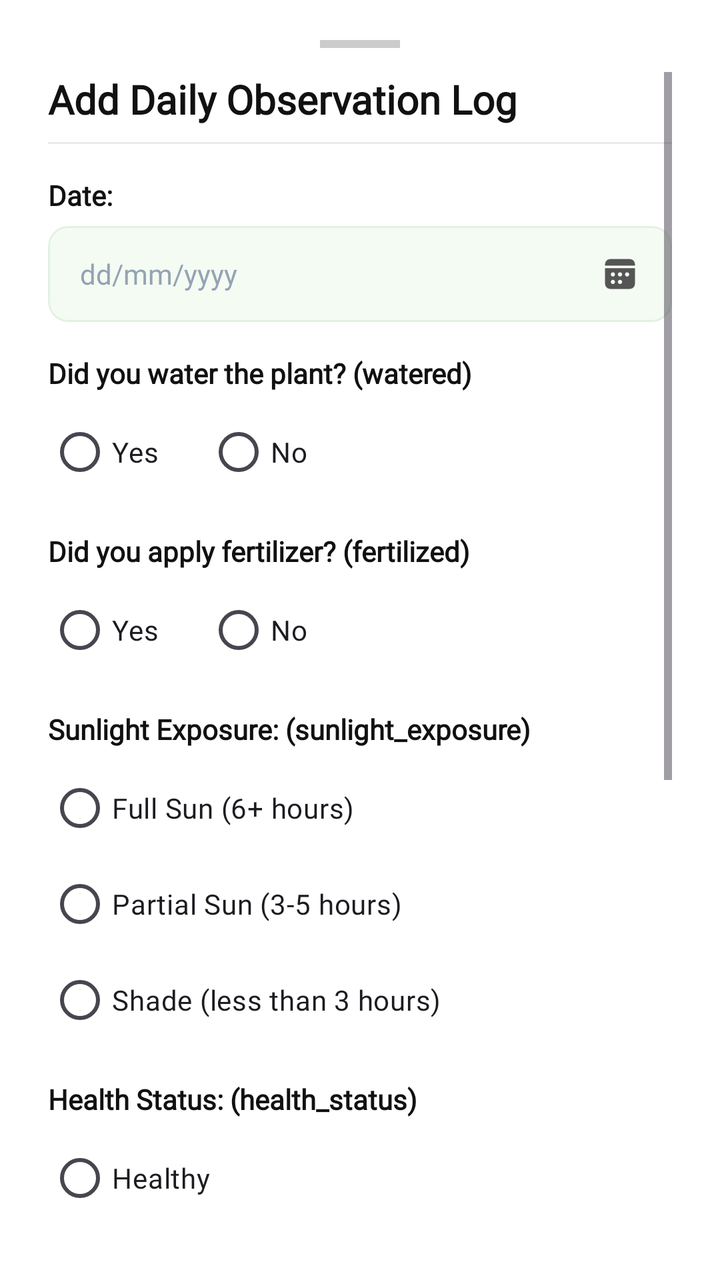
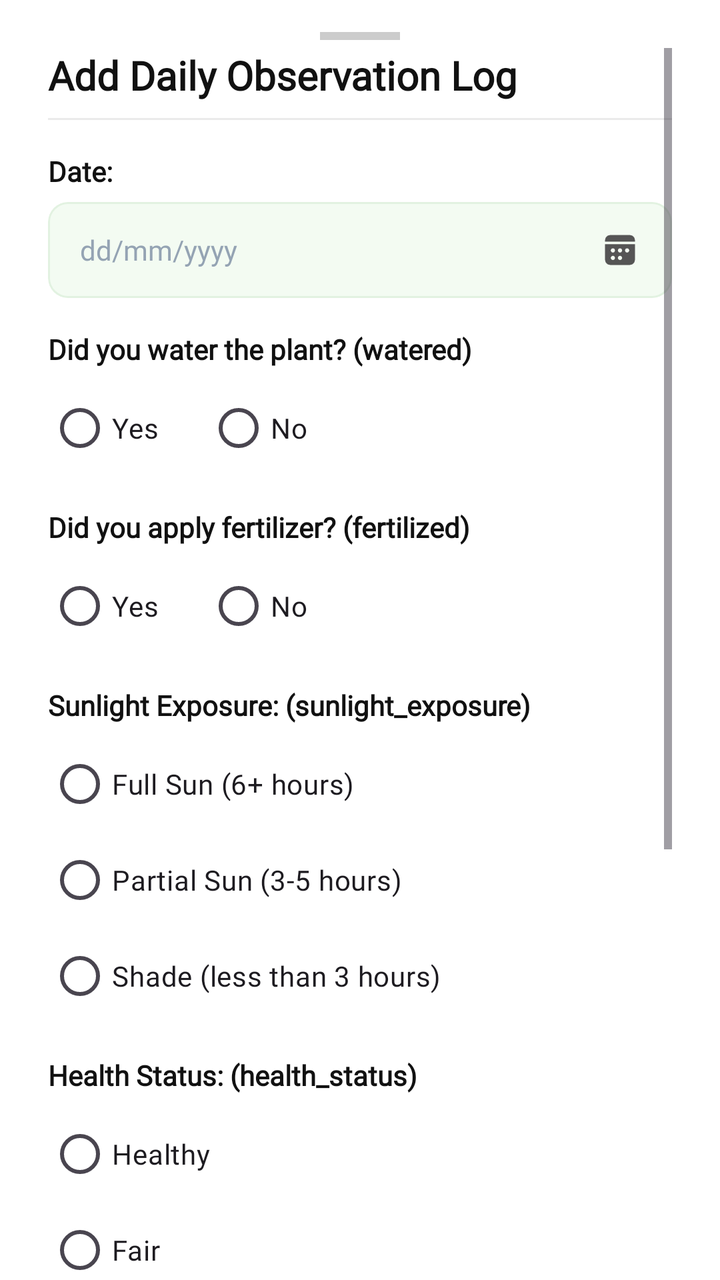

The first picture is an Android layout as it rendered before a commit; the second is the same layout after the commit. The layout source and the unified diff follow.
<!-- AndroidManifest.xml: application theme Theme.SmartGrow -->
<!-- res/layout/dialog_add_log_sheet.xml -->
<?xml version="1.0" encoding="utf-8"?>
<androidx.constraintlayout.widget.ConstraintLayout
    xmlns:android="http://schemas.android.com/apk/res/android"
    xmlns:app="http://schemas.android.com/apk/res-auto"
    android:layout_width="match_parent"
    android:layout_height="wrap_content"
    android:background="@drawable/bg_bottom_sheet_rounded"
    android:paddingTop="20dp"
    android:paddingBottom="24dp"
    android:paddingHorizontal="24dp">

    <View
        android:id="@+id/view_log_drag_handle"
        android:layout_width="40dp"
        android:layout_height="4dp"
        android:background="#CCCCCC"
        app:layout_constraintTop_toTopOf="parent"
        app:layout_constraintEnd_toEndOf="parent"
        app:layout_constraintStart_toStartOf="parent" />

    <androidx.core.widget.NestedScrollView
        android:layout_width="match_parent"
        android:layout_height="wrap_content"
        android:layout_marginTop="12dp"
        android:scrollbars="vertical"
        android:fadeScrollbars="true"
        app:layout_constrainedHeight="true"
        app:layout_behavior="@string/bottom_sheet_behavior"
        app:layout_constraintTop_toBottomOf="@id/view_log_drag_handle"
        app:layout_constraintBottom_toBottomOf="parent">

        <LinearLayout
            android:layout_width="match_parent"
            android:layout_height="wrap_content"
            android:orientation="vertical"
            android:paddingBottom="16dp">

            <TextView
                android:layout_width="wrap_content"
                android:layout_height="wrap_content"
                android:text="Add Daily Observation Log"
                android:textSize="20sp"
                android:textStyle="bold"
                android:textColor="#111111"
                android:fontFamily="@font/poppins" />

            <View
                android:layout_width="match_parent"
                android:layout_height="1dp"
                android:background="#EAEAEA"
                android:layout_marginTop="8dp"
                android:layout_marginBottom="16dp" />

            <TextView
                android:layout_width="wrap_content"
                android:layout_height="wrap_content"
                android:text="Date:"
                android:textStyle="bold"
                android:textColor="#111111"
                android:textSize="14sp"
                android:fontFamily="@font/poppins" />

            <com.google.android.material.card.MaterialCardView
                android:layout_width="match_parent"
                android:layout_height="48dp"
                android:layout_marginTop="6dp"
                app:cardCornerRadius="10dp"
                app:cardElevation="0dp"
                app:cardBackgroundColor="#F3FBF2"
                app:strokeWidth="1dp"
                app:strokeColor="#E2F2E1">
                <RelativeLayout
                    android:layout_width="match_parent"
                    android:layout_height="match_parent"
                    android:paddingHorizontal="16dp">
                    <EditText
                        android:id="@+id/et_log_date"
                        android:layout_width="match_parent"
                        android:layout_height="match_parent"
                        android:layout_toLeftOf="@id/img_log_calendar_icon"
                        android:background="@android:color/transparent"
                        android:hint="dd/mm/yyyy"
                        android:textColorHint="#94A3B3"
                        android:textColor="#111111"
                        android:textSize="14sp"
                        android:focusable="false"
                        android:clickable="true"
                        android:fontFamily="@font/poppins" />
                    <ImageView
                        android:id="@+id/img_log_calendar_icon"
                        android:layout_width="20dp"
                        android:layout_height="20dp"
                        android:layout_alignParentRight="true"
                        android:layout_centerVertical="true"
                        android:src="@drawable/ic_calendar_gray"
                        app:tint="#555555" />
                </RelativeLayout>
            </com.google.android.material.card.MaterialCardView>

            <TextView
                android:layout_width="wrap_content"
                android:layout_height="wrap_content"
                android:text="Did you water the plant? (watered)"
                android:textStyle="bold"
                android:textColor="#111111"
                android:textSize="14sp"
                android:fontFamily="@font/poppins"
                android:layout_marginTop="16dp" />

            <RadioGroup
                android:id="@+id/rg_log_watered"
                android:layout_width="match_parent"
                android:layout_height="wrap_content"
                android:orientation="horizontal"
                android:layout_marginTop="6dp">
                <RadioButton
                    android:id="@+id/rb_water_yes"
                    android:layout_width="wrap_content"
                    android:layout_height="wrap_content"
                    android:text="Yes"
                    android:fontFamily="@font/poppins"
                    android:textSize="14sp"
                    android:layout_marginRight="24dp"
                    android:buttonTint="#0C6211" />
                <RadioButton
                    android:id="@+id/rb_water_no"
                    android:layout_width="wrap_content"
                    android:layout_height="wrap_content"
                    android:text="No"
                    android:fontFamily="@font/poppins"
                    android:textSize="14sp"
                    android:buttonTint="#0C6211" />
            </RadioGroup>

            <TextView
                android:layout_width="wrap_content"
                android:layout_height="wrap_content"
                android:text="Did you apply fertilizer? (fertilized)"
                android:textStyle="bold"
                android:textColor="#111111"
                android:textSize="14sp"
                android:fontFamily="@font/poppins"
                android:layout_marginTop="16dp" />

            <RadioGroup
                android:id="@+id/rg_log_fertilized"
                android:layout_width="match_parent"
                android:layout_height="wrap_content"
                android:orientation="horizontal"
                android:layout_marginTop="6dp">
                <RadioButton
                    android:id="@+id/rb_fertilizer_yes"
                    android:layout_width="wrap_content"
                    android:layout_height="wrap_content"
                    android:text="Yes"
                    android:fontFamily="@font/poppins"
                    android:textSize="14sp"
                    android:layout_marginRight="24dp"
                    android:buttonTint="#0C6211" />
                <RadioButton
                    android:id="@+id/rb_fertilizer_no"
                    android:layout_width="wrap_content"
                    android:layout_height="wrap_content"
                    android:text="No"
                    android:fontFamily="@font/poppins"
                    android:textSize="14sp"
                    android:buttonTint="#0C6211" />
            </RadioGroup>

            <TextView
                android:layout_width="wrap_content"
                android:layout_height="wrap_content"
                android:text="Sunlight Exposure: (sunlight_exposure)"
                android:textStyle="bold"
                android:textColor="#111111"
                android:textSize="14sp"
                android:fontFamily="@font/poppins"
                android:layout_marginTop="16dp" />

            <RadioGroup
                android:id="@+id/rg_log_sunlight"
                android:layout_width="match_parent"
                android:layout_height="wrap_content"
                android:layout_marginTop="6dp">
                <RadioButton
                    android:id="@+id/rb_sun_full"
                    android:layout_width="match_parent"
                    android:layout_height="wrap_content"
                    android:text="Full Sun (6+ hours)"
                    android:fontFamily="@font/poppins"
                    android:textSize="14sp"
                    android:buttonTint="#0C6211" />
                <RadioButton
                    android:id="@+id/rb_sun_partial"
                    android:layout_width="match_parent"
                    android:layout_height="wrap_content"
                    android:text="Partial Sun (3-5 hours)"
                    android:fontFamily="@font/poppins"
                    android:textSize="14sp"
                    android:buttonTint="#0C6211" />
                <RadioButton
                    android:id="@+id/rb_sun_shade"
                    android:layout_width="match_parent"
                    android:layout_height="wrap_content"
                    android:text="Shade (less than 3 hours)"
                    android:fontFamily="@font/poppins"
                    android:textSize="14sp"
                    android:buttonTint="#0C6211" />
            </RadioGroup>

            <TextView
                android:layout_width="wrap_content"
                android:layout_height="wrap_content"
                android:text="Health Status: (health_status)"
                android:textStyle="bold"
                android:textColor="#111111"
                android:textSize="14sp"
                android:fontFamily="@font/poppins"
                android:layout_marginTop="16dp" />

            <RadioGroup
                android:id="@+id/rg_log_health"
                android:layout_width="match_parent"
                android:layout_height="wrap_content"
                android:layout_marginTop="6dp">
                <RadioButton
                    android:id="@+id/rb_health_healthy"
                    android:layout_width="match_parent"
                    android:layout_height="wrap_content"
                    android:text="Healthy"
                    android:fontFamily="@font/poppins"
                    android:textSize="14sp"
                    android:buttonTint="#0C6211" />
                <RadioButton
                    android:id="@+id/rb_health_fair"
                    android:layout_width="match_parent"
                    android:layout_height="wrap_content"
                    android:text="Fair"
                    android:fontFamily="@font/poppins"
                    android:textSize="14sp"
                    android:buttonTint="#0C6211" />
                <RadioButton
                    android:id="@+id/rb_health_attention"
                    android:layout_width="match_parent"
                    android:layout_height="wrap_content"
                    android:text="Needs Attention"
                    android:fontFamily="@font/poppins"
                    android:textSize="14sp"
                    android:buttonTint="#0C6211" />
                <RadioButton
                    android:id="@+id/rb_health_critical"
                    android:layout_width="match_parent"
                    android:layout_height="wrap_content"
                    android:text="Critical"
                    android:fontFamily="@font/poppins"
                    android:textSize="14sp"
                    android:buttonTint="#0C6211" />
            </RadioGroup>

            <TextView
                android:layout_width="wrap_content"
                android:layout_height="wrap_content"
                android:text="Notes (Optional): (notes)"
                android:textStyle="bold"
                android:textColor="#111111"
                android:textSize="14sp"
                android:fontFamily="@font/poppins"
                android:layout_marginTop="16dp" />

            <com.google.android.material.card.MaterialCardView
                android:layout_width="match_parent"
                android:layout_height="100dp"
                android:layout_marginTop="6dp"
                app:cardCornerRadius="10dp"
                app:cardElevation="0dp"
                app:cardBackgroundColor="#F3FBF2"
                app:strokeWidth="1dp"
                app:strokeColor="#E2F2E1">
                <EditText
                    android:id="@+id/et_log_notes"
                    android:layout_width="match_parent"
                    android:layout_height="match_parent"
                    android:background="@android:color/transparent"
                    android:hint="Any observations about your plant..."
                    android:textColorHint="#94A3B3"
                    android:textColor="#111111"
                    android:textSize="14sp"
                    android:fontFamily="@font/poppins"
                    android:padding="12dp"
                    android:gravity="top|left"
                    android:inputType="textMultiLine" />
            </com.google.android.material.card.MaterialCardView>

            <com.google.android.material.button.MaterialButton
                android:id="@+id/btn_submit_log"
                android:layout_width="wrap_content"
                android:layout_height="48dp"
                android:layout_marginTop="24dp"
                android:layout_gravity="end"
                android:text="Add Log"
                android:textAllCaps="false"
                android:textColor="#FFFFFF"
                android:textSize="15sp"
                android:textStyle="bold"
                android:fontFamily="@font/poppins"
                android:paddingHorizontal="32dp"
                app:backgroundTint="#0C6211"
                app:cornerRadius="10dp" />

        </LinearLayout>
    </androidx.core.widget.NestedScrollView>

</androidx.constraintlayout.widget.ConstraintLayout>
<!-- resources referenced by this layout -->
<resources>
  <!-- drawable bg_bottom_sheet_rounded (drawable) -->
  <?xml version="1.0" encoding="utf-8"?>
  <shape xmlns:android="http://schemas.android.com/apk/res/android">
      <solid android:color="#FFFFFF" />
      <corners
          android:topLeftRadius="24dp"
          android:topRightRadius="24dp" />
  </shape>
  <!-- drawable ic_calendar_gray: png bitmap (drawable, 1434 bytes) -->
  <style name="Theme.SmartGrow" parent="Base.Theme.SmartGrow" />
  <style name="Base.Theme.SmartGrow" parent="Theme.Material3.DayNight.NoActionBar">
          <item name="android:windowBackground">@android:color/white</item>
          <item name="android:windowDisablePreview">true</item>
          <item name="android:statusBarColor">#0C6211</item>
          <item name="android:windowLightStatusBar" tools:targetApi="m">false</item>
      </style>
</resources>

<!-- the commit's change to res/layout/dialog_add_log_sheet.xml (unified diff, before → after) -->
@@ -2,13 +2,14 @@
 <androidx.constraintlayout.widget.ConstraintLayout
     xmlns:android="http://schemas.android.com/apk/res/android"
     xmlns:app="http://schemas.android.com/apk/res-auto"
+    android:id="@+id/bottom_sheet_container"
     android:layout_width="match_parent"
     android:layout_height="wrap_content"
     android:background="@drawable/bg_bottom_sheet_rounded"
-    android:paddingTop="20dp"
-    android:paddingBottom="24dp"
+    android:paddingTop="16dp"
     android:paddingHorizontal="24dp">
 
+    
     <View
         android:id="@+id/view_log_drag_handle"
         android:layout_width="40dp"
@@ -18,25 +19,28 @@
         app:layout_constraintEnd_toEndOf="parent"
         app:layout_constraintStart_toStartOf="parent" />
 
+    
     <androidx.core.widget.NestedScrollView
+        android:id="@+id/scroll_view_log"
         android:layout_width="match_parent"
         android:layout_height="wrap_content"
         android:layout_marginTop="12dp"
         android:scrollbars="vertical"
         android:fadeScrollbars="true"
-        app:layout_constrainedHeight="true"
-        app:layout_behavior="@string/bottom_sheet_behavior"
+        android:fillViewport="true"
         app:layout_constraintTop_toBottomOf="@id/view_log_drag_handle"
-        app:layout_constraintBottom_toBottomOf="parent">
+        app:layout_constraintBottom_toBottomOf="parent"
+        app:layout_constraintStart_toStartOf="parent"
+        app:layout_constraintEnd_toEndOf="parent">
 
         <LinearLayout
             android:layout_width="match_parent"
             android:layout_height="wrap_content"
             android:orientation="vertical"
-            android:paddingBottom="16dp">
-
-            <TextView
-                android:layout_width="wrap_content"
+            android:paddingBottom="32dp">
+
+            <TextView
+                android:layout_width="match_parent"
                 android:layout_height="wrap_content"
                 android:text="Add Daily Observation Log"
                 android:textSize="20sp"
@@ -51,8 +55,9 @@
                 android:layout_marginTop="8dp"
                 android:layout_marginBottom="16dp" />
 
-            <TextView
-                android:layout_width="wrap_content"
+            
+            <TextView
+                android:layout_width="match_parent"
                 android:layout_height="wrap_content"
                 android:text="Date:"
                 android:textStyle="bold"
@@ -77,7 +82,7 @@
                         android:id="@+id/et_log_date"
                         android:layout_width="match_parent"
                         android:layout_height="match_parent"
-                        android:layout_toLeftOf="@id/img_log_calendar_icon"
+                        android:layout_toStartOf="@id/img_log_calendar_icon"
                         android:background="@android:color/transparent"
                         android:hint="dd/mm/yyyy"
                         android:textColorHint="#94A3B3"
@@ -85,20 +90,24 @@
                         android:textSize="14sp"
                         android:focusable="false"
                         android:clickable="true"
-                        android:fontFamily="@font/poppins" />
+                        android:fontFamily="@font/poppins"
+                        android:importantForAutofill="no"
+                        android:inputType="none" />
                     <ImageView
                         android:id="@+id/img_log_calendar_icon"
                         android:layout_width="20dp"
                         android:layout_height="20dp"
-                        android:layout_alignParentRight="true"
+                        android:layout_alignParentEnd="true"
                         android:layout_centerVertical="true"
                         android:src="@drawable/ic_calendar_gray"
-                        app:tint="#555555" />
+                        app:tint="#555555"
+                        android:contentDescription="Select Date" />
                 </RelativeLayout>
             </com.google.android.material.card.MaterialCardView>
 
-            <TextView
-                android:layout_width="wrap_content"
+            
+            <TextView
+                android:layout_width="match_parent"
                 android:layout_height="wrap_content"
                 android:text="Did you water the plant? (watered)"
                 android:textStyle="bold"
@@ -120,7 +129,7 @@
                     android:text="Yes"
                     android:fontFamily="@font/poppins"
                     android:textSize="14sp"
-                    android:layout_marginRight="24dp"
+                    android:layout_marginEnd="24dp"
                     android:buttonTint="#0C6211" />
                 <RadioButton
                     android:id="@+id/rb_water_no"
@@ -132,8 +141,9 @@
                     android:buttonTint="#0C6211" />
             </RadioGroup>
 
-            <TextView
-                android:layout_width="wrap_content"
+            
+            <TextView
+                android:layout_width="match_parent"
                 android:layout_height="wrap_content"
                 android:text="Did you apply fertilizer? (fertilized)"
                 android:textStyle="bold"
@@ -155,7 +165,7 @@
                     android:text="Yes"
                     android:fontFamily="@font/poppins"
                     android:textSize="14sp"
-                    android:layout_marginRight="24dp"
+                    android:layout_marginEnd="24dp"
                     android:buttonTint="#0C6211" />
                 <RadioButton
                     android:id="@+id/rb_fertilizer_no"
@@ -167,8 +177,9 @@
                     android:buttonTint="#0C6211" />
             </RadioGroup>
 
-            <TextView
-                android:layout_width="wrap_content"
+            
+            <TextView
+                android:layout_width="match_parent"
                 android:layout_height="wrap_content"
                 android:text="Sunlight Exposure: (sunlight_exposure)"
                 android:textStyle="bold"
@@ -208,8 +219,9 @@
                     android:buttonTint="#0C6211" />
             </RadioGroup>
 
-            <TextView
-                android:layout_width="wrap_content"
+            
+            <TextView
+                android:layout_width="match_parent"
                 android:layout_height="wrap_content"
                 android:text="Health Status: (health_status)"
                 android:textStyle="bold"
@@ -257,8 +269,9 @@
                     android:buttonTint="#0C6211" />
             </RadioGroup>
 
-            <TextView
-                android:layout_width="wrap_content"
+            
+            <TextView
+                android:layout_width="match_parent"
                 android:layout_height="wrap_content"
                 android:text="Notes (Optional): (notes)"
                 android:textStyle="bold"
@@ -269,7 +282,7 @@
 
             <com.google.android.material.card.MaterialCardView
                 android:layout_width="match_parent"
-                android:layout_height="100dp"
+                android:layout_height="wrap_content"
                 android:layout_marginTop="6dp"
                 app:cardCornerRadius="10dp"
                 app:cardElevation="0dp"
@@ -279,7 +292,8 @@
                 <EditText
                     android:id="@+id/et_log_notes"
                     android:layout_width="match_parent"
-                    android:layout_height="match_parent"
+                    android:layout_height="wrap_content"
+                    android:minHeight="100dp"
                     android:background="@android:color/transparent"
                     android:hint="Any observations about your plant..."
                     android:textColorHint="#94A3B3"
@@ -287,25 +301,25 @@
                     android:textSize="14sp"
                     android:fontFamily="@font/poppins"
                     android:padding="12dp"
-                    android:gravity="top|left"
-                    android:inputType="textMultiLine" />
+                    android:gravity="top|start"
+                    android:inputType="textMultiLine"
+                    android:importantForAutofill="no" />
             </com.google.android.material.card.MaterialCardView>
 
+            
             <com.google.android.material.button.MaterialButton
                 android:id="@+id/btn_submit_log"
-                android:layout_width="wrap_content"
-                android:layout_height="48dp"
+                android:layout_width="match_parent"
+                android:layout_height="54dp"
                 android:layout_marginTop="24dp"
-                android:layout_gravity="end"
                 android:text="Add Log"
                 android:textAllCaps="false"
                 android:textColor="#FFFFFF"
                 android:textSize="15sp"
                 android:textStyle="bold"
                 android:fontFamily="@font/poppins"
-                android:paddingHorizontal="32dp"
                 app:backgroundTint="#0C6211"
-                app:cornerRadius="10dp" />
+                app:cornerRadius="12dp" />
 
         </LinearLayout>
     </androidx.core.widget.NestedScrollView>
<!-- resource entries referenced after the edit -->
@@ -15,6 +15,12 @@
           <item name="android:windowDisablePreview">true</item>
           <item name="android:statusBarColor">#0C6211</item>
           <item name="android:windowLightStatusBar" tools:targetApi="m">false</item>
+  
+          
+          <item name="android:navigationBarColor">#F9FAFA</item>
+  
+          
+          <item name="android:windowLightNavigationBar" tools:targetApi="o">true</item>
       </style>
 </resources>
 
